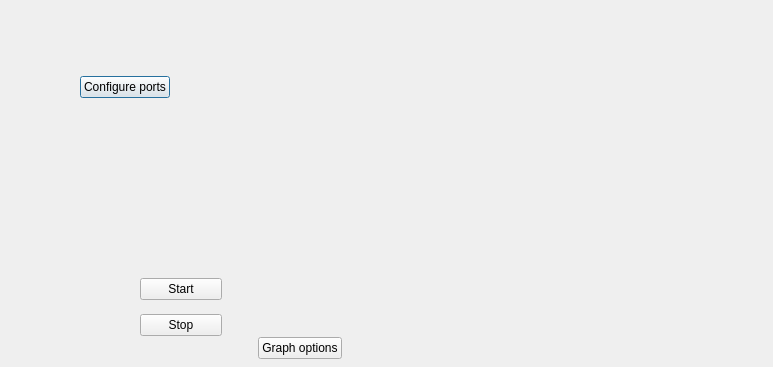
This is maindlg.ui in juankti/plot-serial as Qt 5 draws it before an edit. The edited form follows.
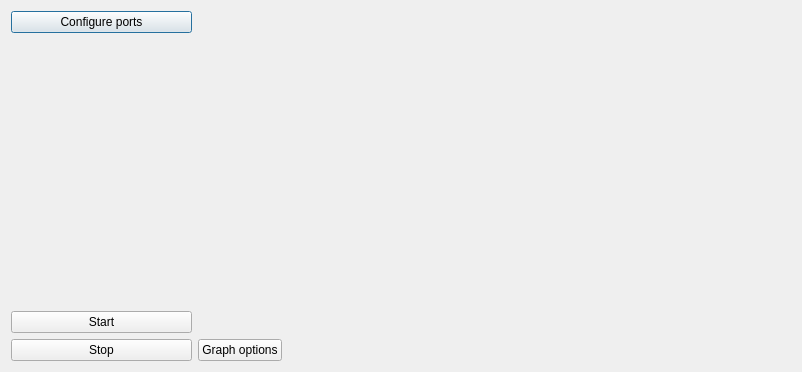
This is the edited form. Custom widgets are drawn as their Qt base class.

The edit to the form file:
```diff
--- a/maindlg.ui
+++ b/maindlg.ui
@@ -6,53 +6,28 @@
    <rect>
     <x>0</x>
     <y>0</y>
+    <width>802</width>
+    <height>372</height>
+   </rect>
+  </property>
+  <property name="minimumSize">
+   <size>
     <width>773</width>
     <height>367</height>
-   </rect>
+   </size>
   </property>
   <property name="windowTitle">
    <string>maindlg</string>
   </property>
-  <widget class="QWidget" name="layoutWidget">
-   <property name="geometry">
-    <rect>
-     <x>10</x>
-     <y>10</y>
-     <width>230</width>
-     <height>173</height>
-    </rect>
-   </property>
+  <layout class="QGridLayout" name="gridLayout">
+   <item row="0" column="0">
+    <layout class="QHBoxLayout" name="horizontalLayout_5">
+     <item>
    <layout class="QVBoxLayout" name="verticalLayout_2">
-    <item>
-     <spacer name="verticalSpacer">
-      <property name="orientation">
-       <enum>Qt::Orientation::Vertical</enum>
-      </property>
-      <property name="sizeHint" stdset="0">
-       <size>
-        <width>20</width>
-        <height>40</height>
-       </size>
-      </property>
-     </spacer>
-    </item>
     <item>
      <layout class="QVBoxLayout" name="verticalLayout">
       <item>
        <layout class="QHBoxLayout" name="horizontalLayout_2">
-        <item>
-         <spacer name="horizontalSpacer">
-          <property name="orientation">
-           <enum>Qt::Orientation::Horizontal</enum>
-          </property>
-          <property name="sizeHint" stdset="0">
-           <size>
-            <width>40</width>
-            <height>20</height>
-           </size>
-          </property>
-         </spacer>
-        </item>
         <item>
          <widget class="QPushButton" name="btnPorts">
           <property name="autoFillBackground">
@@ -63,32 +38,23 @@
           </property>
          </widget>
         </item>
-        <item>
-         <spacer name="horizontalSpacer_2">
-          <property name="orientation">
-           <enum>Qt::Orientation::Horizontal</enum>
-          </property>
-          <property name="sizeHint" stdset="0">
-           <size>
-            <width>40</width>
-            <height>20</height>
-           </size>
-          </property>
-         </spacer>
-        </item>
        </layout>
       </item>
       <item>
        <widget class="QLabel" name="labOpenPort">
+           <property name="minimumSize">
+            <size>
+             <width>181</width>
+             <height>51</height>
+            </size>
+           </property>
         <property name="text">
          <string/>
         </property>
        </widget>
       </item>
-     </layout>
-    </item>
     <item>
-     <spacer name="verticalSpacer_2">
+          <spacer name="verticalSpacer_3">
       <property name="orientation">
        <enum>Qt::Orientation::Vertical</enum>
       </property>
@@ -100,17 +66,40 @@
       </property>
      </spacer>
     </item>
-   </layout>
-  </widget>
-  <widget class="QWidget" name="layoutWidget">
-   <property name="geometry">
-    <rect>
-     <x>258</x>
-     <y>14</y>
-     <width>513</width>
-     <height>345</height>
-    </rect>
-   </property>
+         <item>
+          <widget class="QLabel" name="label">
+           <property name="text">
+            <string/>
+           </property>
+          </widget>
+         </item>
+        </layout>
+       </item>
+       <item>
+        <layout class="QHBoxLayout" name="horizontalLayout_4">
+         <item>
+          <layout class="QVBoxLayout" name="verticalLayout_4">
+           <item>
+            <widget class="QPushButton" name="btnBegin">
+             <property name="text">
+              <string>Start</string>
+             </property>
+            </widget>
+           </item>
+           <item>
+            <widget class="QPushButton" name="btnStop">
+             <property name="text">
+              <string>Stop</string>
+             </property>
+            </widget>
+           </item>
+          </layout>
+         </item>
+        </layout>
+       </item>
+      </layout>
+     </item>
+     <item>
    <layout class="QVBoxLayout" name="verticalLayout_3">
     <item>
      <widget class="QCustomPlot" name="grafica" native="true">
@@ -120,7 +109,11 @@
         <height>301</height>
        </size>
       </property>
-      <layout class="QHBoxLayout" name="horizontalLayout"/>
+         <layout class="QHBoxLayout" name="horizontalLayout">
+          <property name="sizeConstraint">
+           <enum>QLayout::SizeConstraint::SetNoConstraint</enum>
+          </property>
+         </layout>
      </widget>
     </item>
     <item>
@@ -148,33 +141,10 @@
      </layout>
     </item>
    </layout>
-  </widget>
-  <widget class="QWidget" name="">
-   <property name="geometry">
-    <rect>
-     <x>140</x>
-     <y>270</y>
-     <width>82</width>
-     <height>74</height>
-    </rect>
-   </property>
-   <layout class="QVBoxLayout" name="verticalLayout_4">
-    <item>
-     <widget class="QPushButton" name="btnBegin">
-      <property name="text">
-       <string>Start</string>
-      </property>
-     </widget>
-    </item>
-    <item>
-     <widget class="QPushButton" name="btnStop">
-      <property name="text">
-       <string>Stop</string>
-      </property>
-     </widget>
-    </item>
-   </layout>
-  </widget>
+     </item>
+    </layout>
+   </item>
+  </layout>
  </widget>
  <customwidgets>
   <customwidget>
```
Lines whose indentation alone changed are shown as unchanged.
